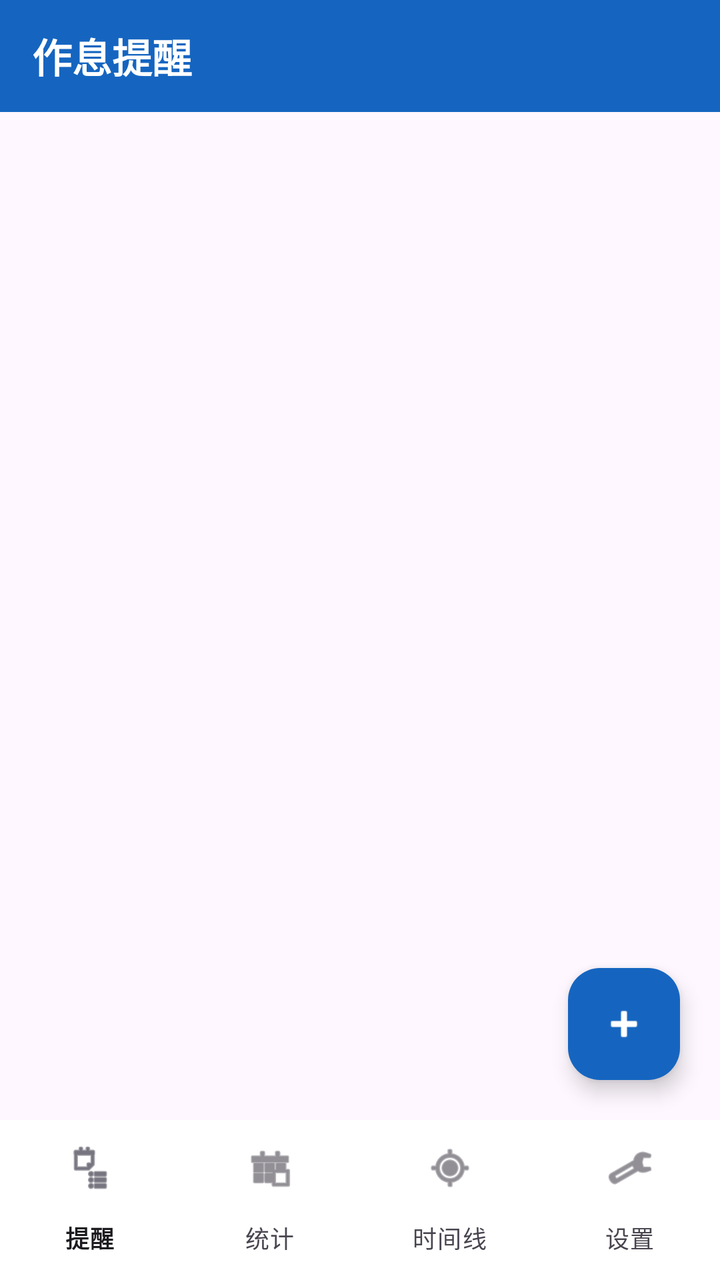
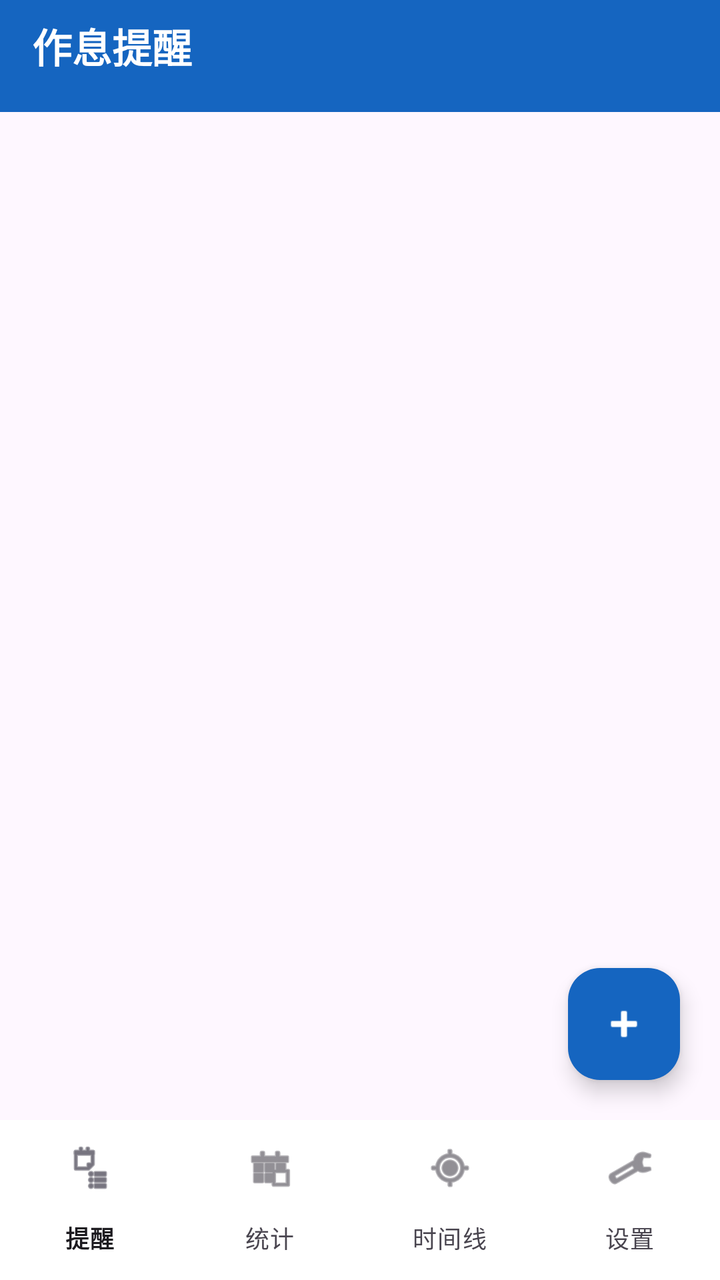

Two renders of the same Android screen: before a commit and after it. Below are the layout's source before the change and the commit's diff.
<!-- AndroidManifest.xml: application theme Theme.MedReminder -->
<!-- res/layout/activity_main.xml -->
<?xml version="1.0" encoding="utf-8"?>
<androidx.coordinatorlayout.widget.CoordinatorLayout
    xmlns:android="http://schemas.android.com/apk/res/android"
    xmlns:app="http://schemas.android.com/apk/res-auto"
    android:layout_width="match_parent"
    android:layout_height="match_parent">

    <LinearLayout
        android:layout_width="match_parent"
        android:layout_height="match_parent"
        android:orientation="vertical">

        <TextView
            android:id="@+id/tvTitleBar"
            android:layout_width="match_parent"
            android:layout_height="56dp"
            android:background="#1565C0"
            android:gravity="center_vertical"
            android:paddingHorizontal="16dp"
            android:text="@string/app_name"
            android:textColor="#FFFFFF"
            android:textSize="20sp"
            android:textStyle="bold" />

        
        <FrameLayout
            android:id="@+id/pageReminders"
            android:layout_width="match_parent"
            android:layout_height="0dp"
            android:layout_weight="1">

            <TextView
                android:id="@+id/tvEmpty"
                android:layout_width="match_parent"
                android:layout_height="match_parent"
                android:gravity="center"
                android:text="@string/no_reminders"
                android:textColor="#9E9E9E"
                android:textSize="16sp"
                android:visibility="gone" />

            <androidx.recyclerview.widget.RecyclerView
                android:id="@+id/rvReminders"
                android:layout_width="match_parent"
                android:layout_height="match_parent"
                android:clipToPadding="false"
                android:paddingBottom="84dp"
                android:padding="8dp" />

            <com.google.android.material.floatingactionbutton.FloatingActionButton
                android:id="@+id/fab"
                android:layout_width="wrap_content"
                android:layout_height="wrap_content"
                android:layout_gravity="bottom|end"
                android:layout_margin="20dp"
                android:contentDescription="@string/add_reminder"
                android:src="@android:drawable/ic_input_add"
                app:backgroundTint="#1565C0"
                app:tint="#FFFFFF" />
        </FrameLayout>

        
        <ScrollView
            android:id="@+id/pageStats"
            android:layout_width="match_parent"
            android:layout_height="0dp"
            android:layout_weight="1"
            android:visibility="gone">

            <LinearLayout
                android:layout_width="match_parent"
                android:layout_height="wrap_content"
                android:orientation="vertical"
                android:padding="20dp">

                <TextView
                    android:id="@+id/tvRate"
                    android:layout_width="wrap_content"
                    android:layout_height="wrap_content"
                    android:layout_gravity="center_horizontal"
                    android:layout_marginTop="24dp"
                    android:text="0%"
                    android:textColor="#1565C0"
                    android:textSize="56sp"
                    android:textStyle="bold" />

                <TextView
                    android:id="@+id/tvDetail"
                    android:layout_width="wrap_content"
                    android:layout_height="wrap_content"
                    android:layout_gravity="center_horizontal"
                    android:layout_marginTop="8dp"
                    android:text="近 7 天统计"
                    android:textColor="#757575" />

                <TextView
                    android:layout_width="wrap_content"
                    android:layout_height="wrap_content"
                    android:layout_marginTop="32dp"
                    android:text="最近记录"
                    android:textStyle="bold" />

                <TextView
                    android:id="@+id/tvRecent"
                    android:layout_width="match_parent"
                    android:layout_height="wrap_content"
                    android:layout_marginTop="8dp"
                    android:lineSpacingExtra="6dp"
                    android:text="暂无记录"
                    android:textSize="14sp" />
            </LinearLayout>
        </ScrollView>

        
        <include
            android:id="@+id/pageTimeline"
            layout="@layout/page_timeline" />

        
        <include
            android:id="@+id/pageSettings"
            layout="@layout/page_settings" />

        
        <com.google.android.material.bottomnavigation.BottomNavigationView
            android:id="@+id/bottomNav"
            android:layout_width="match_parent"
            android:layout_height="wrap_content"
            android:background="#FFFFFF"
            app:labelVisibilityMode="labeled"
            app:menu="@menu/bottom_nav_menu" />
    </LinearLayout>
</androidx.coordinatorlayout.widget.CoordinatorLayout>
<!-- res/layout/page_timeline.xml (included above) -->
<?xml version="1.0" encoding="utf-8"?>
<FrameLayout xmlns:android="http://schemas.android.com/apk/res/android"
    android:id="@+id/pageTimeline"
    android:layout_width="match_parent"
    android:layout_height="0dp"
    android:layout_weight="1"
    android:visibility="gone">

    <TextView
        android:id="@+id/tvTimelineEmpty"
        android:layout_width="match_parent"
        android:layout_height="match_parent"
        android:gravity="center"
        android:text="未来 7 天暂无计划"
        android:textColor="#9E9E9E"
        android:textSize="16sp"
        android:visibility="gone" />

    <androidx.recyclerview.widget.RecyclerView
        android:id="@+id/rvTimeline"
        android:layout_width="match_parent"
        android:layout_height="match_parent"
        android:clipToPadding="false"
        android:padding="8dp" />
</FrameLayout>
<!-- res/layout/page_settings.xml (included above) -->
<?xml version="1.0" encoding="utf-8"?>
<ScrollView xmlns:android="http://schemas.android.com/apk/res/android"
    android:id="@+id/pageSettings"
    android:layout_width="match_parent"
    android:layout_height="0dp"
    android:layout_weight="1"
    android:fillViewport="true"
    android:visibility="gone">

    <LinearLayout
        android:layout_width="match_parent"
        android:layout_height="wrap_content"
        android:orientation="vertical"
        android:padding="16dp">

        
        <TextView
            android:layout_width="wrap_content"
            android:layout_height="wrap_content"
            android:layout_marginTop="8dp"
            android:text="默认提醒行为"
            android:textColor="#1565C0"
            android:textSize="15sp"
            android:textStyle="bold" />

        <LinearLayout
            android:layout_width="match_parent"
            android:layout_height="wrap_content"
            android:layout_marginTop="8dp"
            android:background="@drawable/bg_card"
            android:gravity="center_vertical"
            android:orientation="horizontal"
            android:padding="14dp">

            <LinearLayout
                android:layout_width="0dp"
                android:layout_height="wrap_content"
                android:layout_weight="1"
                android:orientation="vertical">

                <TextView
                    android:layout_width="wrap_content"
                    android:layout_height="wrap_content"
                    android:text="新建提醒默认强提醒"
                    android:textSize="15sp" />

                <TextView
                    android:layout_width="wrap_content"
                    android:layout_height="wrap_content"
                    android:text="开启后新建的提醒默认使用全屏闹钟"
                    android:textColor="#757575"
                    android:textSize="12sp" />
            </LinearLayout>

            <Switch
                android:id="@+id/swDefaultAlarm"
                android:layout_width="wrap_content"
                android:layout_height="wrap_content" />
        </LinearLayout>

        <LinearLayout
            android:layout_width="match_parent"
            android:layout_height="wrap_content"
            android:layout_marginTop="8dp"
            android:background="@drawable/bg_card"
            android:gravity="center_vertical"
            android:orientation="horizontal"
            android:padding="14dp">

            <LinearLayout
                android:layout_width="0dp"
                android:layout_height="wrap_content"
                android:layout_weight="1"
                android:orientation="vertical">

                <TextView
                    android:layout_width="wrap_content"
                    android:layout_height="wrap_content"
                    android:text="通知带声音"
                    android:textSize="15sp" />

                <TextView
                    android:layout_width="wrap_content"
                    android:layout_height="wrap_content"
                    android:text="关闭后普通通知仅震动不响铃"
                    android:textColor="#757575"
                    android:textSize="12sp" />
            </LinearLayout>

            <Switch
                android:id="@+id/swSound"
                android:layout_width="wrap_content"
                android:layout_height="wrap_content" />
        </LinearLayout>

        <LinearLayout
            android:layout_width="match_parent"
            android:layout_height="wrap_content"
            android:layout_marginTop="8dp"
            android:background="@drawable/bg_card"
            android:gravity="center_vertical"
            android:orientation="horizontal"
            android:padding="14dp">

            <TextView
                android:layout_width="0dp"
                android:layout_height="wrap_content"
                android:layout_weight="1"
                android:text="“稍后提醒”时长"
                android:textSize="15sp" />

            <EditText
                android:id="@+id/etSnooze"
                android:layout_width="64dp"
                android:layout_height="wrap_content"
                android:gravity="center"
                android:inputType="number"
                android:text="10" />

            <TextView
                android:layout_width="wrap_content"
                android:layout_height="wrap_content"
                android:text="分钟"
                android:textColor="#757575" />
        </LinearLayout>

        
        <TextView
            android:layout_width="wrap_content"
            android:layout_height="wrap_content"
            android:layout_marginTop="24dp"
            android:text="关于"
            android:textColor="#1565C0"
            android:textSize="15sp"
            android:textStyle="bold" />

        <LinearLayout
            android:layout_width="match_parent"
            android:layout_height="wrap_content"
            android:layout_marginTop="8dp"
            android:background="@drawable/bg_card"
            android:orientation="vertical"
            android:padding="14dp">

            <TextView
                android:layout_width="wrap_content"
                android:layout_height="wrap_content"
                android:text="作息提醒 DailyRhythm"
                android:textSize="16sp"
                android:textStyle="bold" />

            <TextView
                android:id="@+id/tvVersion"
                android:layout_width="wrap_content"
                android:layout_height="wrap_content"
                android:layout_marginTop="2dp"
                android:text="版本 1.0"
                android:textColor="#757575"
                android:textSize="12sp" />

            <TextView
                android:layout_width="match_parent"
                android:layout_height="wrap_content"
                android:layout_marginTop="12dp"
                android:lineSpacingExtra="4dp"
                android:text="· 四种重复模式：每天（可多时间点）/ 按星期 / 每隔 N 天 / 仅一次\n· 每条提醒可选普通通知或全屏强闹钟\n· 打卡记录与近 7 天按时率统计\n· 支持拍照备注，一目了然\n· 同一时间的多项提醒合并呈现，一次处理\n· 闹钟重启后自动恢复"
                android:textSize="13sp" />

            <TextView
                android:layout_width="match_parent"
                android:layout_height="wrap_content"
                android:layout_marginTop="12dp"
                android:lineSpacingExtra="4dp"
                android:text="使用提示：请在系统设置中允许「闹钟和提醒」与通知权限；部分国产 ROM 需允许后台运行，否则强提醒可能被拦截。数据仅保存在本机。"
                android:textColor="#9E9E9E"
                android:textSize="12sp" />
        </LinearLayout>
    </LinearLayout>
</ScrollView>
<!-- resources referenced by this layout -->
<resources>
  <!-- drawable bg_card (drawable) -->
  <?xml version="1.0" encoding="utf-8"?>
  <shape xmlns:android="http://schemas.android.com/apk/res/android" android:shape="rectangle">
      <solid android:color="#FFFFFF" />
      <corners android:radius="10dp" />
  </shape>
  <string name="add_reminder">新建提醒</string>
  <string name="app_name">作息提醒</string>
  <string name="no_reminders">暂无提醒，点击 + 新建</string>
  <style name="Theme.MedReminder" parent="Theme.Material3.Light.NoActionBar">
          <item name="colorPrimary">#1565C0</item>
          <item name="colorOnPrimary">#FFFFFF</item>
          <item name="colorPrimaryContainer">#E3F2FD</item>
          <item name="android:statusBarColor">#1565C0</item>
      </style>
</resources>

<!-- the commit's change to res/layout/activity_main.xml (unified diff, before → after) -->
@@ -13,10 +13,12 @@
         <TextView
             android:id="@+id/tvTitleBar"
             android:layout_width="match_parent"
-            android:layout_height="56dp"
+            android:layout_height="wrap_content"
+            android:minHeight="56dp"
             android:background="#1565C0"
             android:gravity="center_vertical"
             android:paddingHorizontal="16dp"
+            android:paddingBottom="10dp"
             android:text="@string/app_name"
             android:textColor="#FFFFFF"
             android:textSize="20sp"
